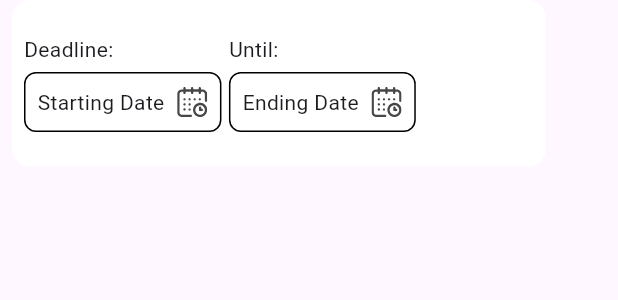
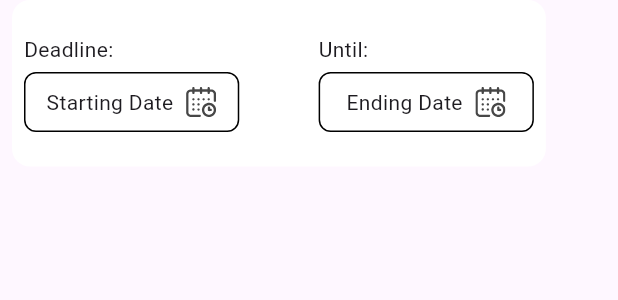
Before and after one commit to yousefmohamed35/innova_task, a Flutter app: the DateFilterWidget widget shown alone on an empty page, opened directly, on a phone screen of 412 x 824 dp. Shown: the top 300 px of the screen. Run offline on Flutter 3.47's test engine with Material 3 defaults, Android fonts, the phone set to English and light mode, and no system bars; our stand-ins replace flutter_screenutil, flutter_svg.

Commit message:
project filter status

```diff
--- a/lib/core/widgets/calendar_widget.dart
+++ b/lib/core/widgets/calendar_widget.dart
@@ -22,7 +22,7 @@ class CalendarWidget extends StatelessWidget {
         ),
         Container(
           height: 40,
-          padding: EdgeInsets.all(8),
+          width: 143.5,
           decoration: BoxDecoration(
             borderRadius: BorderRadius.circular(8),
             border: Border.all(color: Colors.black),
--- a/lib/features/dashboard/presentation/view/widget/date_filter_widget.dart
+++ b/lib/features/dashboard/presentation/view/widget/date_filter_widget.dart
@@ -9,7 +9,9 @@ class DateFilterWidget extends StatelessWidget {
 
   @override
   Widget build(BuildContext context) {
-    return Container(
+    return SingleChildScrollView(
+      scrollDirection: Axis.horizontal,
+      child: Container(
         height: 93.h,
         width: 311.w,
         margin: EdgeInsets.symmetric(horizontal: 8),
@@ -19,13 +21,11 @@ class DateFilterWidget extends StatelessWidget {
           color: Colors.white,
         ),
         child: Row(
+          mainAxisAlignment: MainAxisAlignment.spaceBetween,
           children: [
             CalendarWidget(
               title: 'Deadline:',
               name: 'Starting Date',
-          ),
-          SizedBox(
-            width: 5,
             ),
             CalendarWidget(
               title: 'Until:',
@@ -33,6 +33,7 @@ class DateFilterWidget extends StatelessWidget {
             ),
           ],
         ),
+      ),
     );
   }
 }
--- a/lib/features/dashboard/presentation/view/widget/filter_expansion_widget.dart
+++ b/lib/features/dashboard/presentation/view/widget/filter_expansion_widget.dart
@@ -1,6 +1,7 @@
 import 'package:flutter/material.dart';
 import 'package:invotask/core/text_style.dart';
 import 'date_filter_widget.dart';
+import 'project_filter_status.dart';
 import 'search_row.dart';
 
 class FilterExpansionWidget extends StatelessWidget {
@@ -26,6 +27,8 @@ class FilterExpansionWidget extends StatelessWidget {
         SearchRow(),
         SizedBox(height: 16),
         DateFilterWidget(),
+        SizedBox(height: 16),
+        ProjectFilterStatus(),
       ],
     );
   }
--- a/lib/features/dashboard/presentation/view/widget/project_status_widget.dart
+++ b/lib/features/dashboard/presentation/view/widget/project_status_widget.dart
@@ -12,7 +12,7 @@ class ProjectStatusWidget extends StatelessWidget {
   @override
   Widget build(BuildContext context) {
     return Container(
-      padding: EdgeInsets.all(8),
+      padding: EdgeInsets.all(5),
       decoration: BoxDecoration(
         borderRadius: BorderRadius.circular(5),
         color: Color(color),
--- a/lib/features/dashboard/presentation/view/widget/search_expanded_bar.dart
+++ b/lib/features/dashboard/presentation/view/widget/search_expanded_bar.dart
@@ -1,6 +1,5 @@
 import 'package:flutter/material.dart';
 import 'package:invotask/core/text_style.dart';
-import 'package:invotask/features/dashboard/data/data.dart';
 import 'custom_project_table.dart';
 import 'filter_expansion_widget.dart';
 import 'search_row.dart';
```
Also changed, not shown: lib/features/dashboard/presentation/view/widget/project_filter_status.dart (added, +36 -0 lines). Lines whose indentation alone changed are shown as unchanged.
